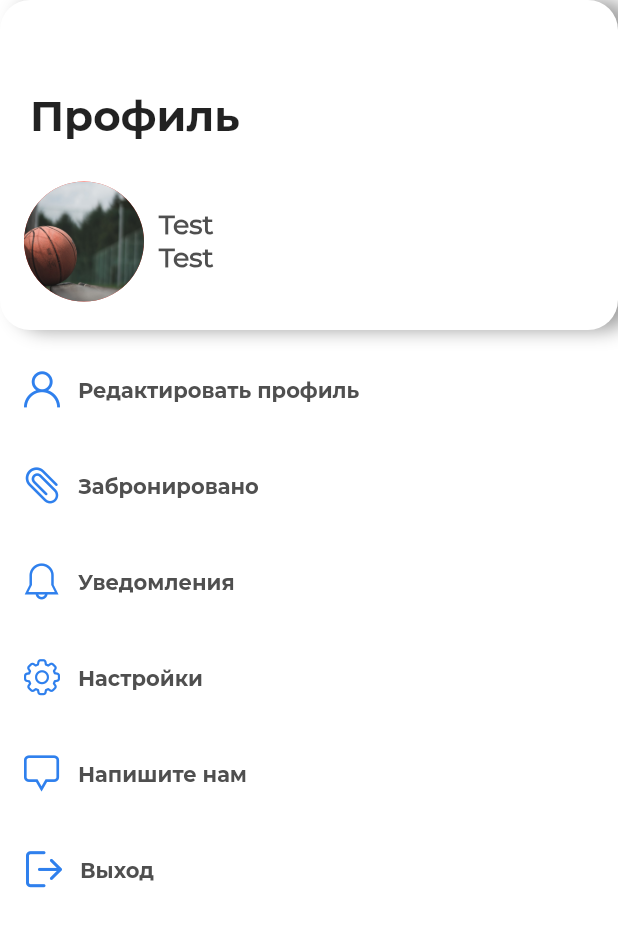
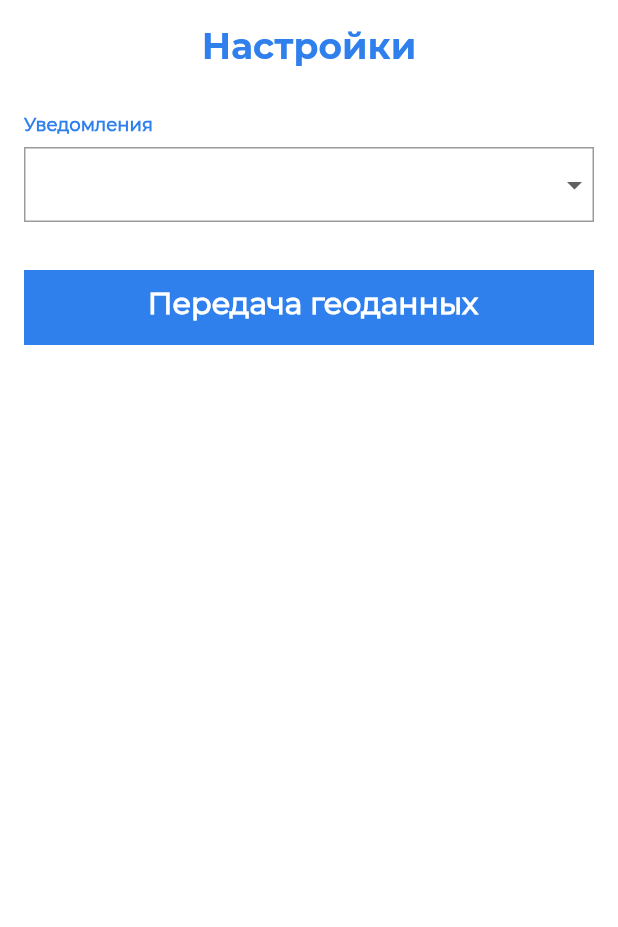
Before and after one commit to WhyNotAG/Arena, a Flutter app: the User screen opened directly, after a tap on "Настройки", on a phone screen of 412 x 824 dp. Shown: the top 927 px of the screen. Run offline on Flutter 3.47's test engine with Material 2 defaults, Android fonts, the phone set to English and light mode, and no system bars; our stand-ins replace flutter_datetime_picker, flutter_svg, geolocator, google_maps_flutter, image_cropper, image_picker and 5 more; missing offline and left inert: app_settings, flutter_range_slider; accounts and stored records are empty.

Commit message:
add settings

```diff
--- /dev/null
+++ b/arena/lib/Navigation/User/Settings.dart
@@ -0,0 +1,94 @@
+import 'package:app_settings/app_settings.dart';
+import 'package:arena/Other/CustomSharedPreferences.dart';
+import 'package:arena/Other/Request.dart';
+import 'package:flutter/material.dart';
+import 'package:http/http.dart' as http;
+
+class SettingsWidget extends StatefulWidget {
+  @override
+  _SettingsState createState() => _SettingsState();
+}
+
+class _SettingsState extends State<SettingsWidget> {
+  String test;
+  List<String> tester = ["Включить за 1ч.", "Включить за 6ч.", "Включить за 12ч.", "Включить за 24ч."];
+
+  @override
+  Widget build(BuildContext context) {
+    return Scaffold(
+      body: SafeArea(
+        child: Container(
+          margin: EdgeInsets.only(left: 16, right: 16, top: 16),
+          child: Column(
+            children: <Widget>[
+              Container(
+                width: double.infinity,
+                  child: Text("Настройки", textAlign: TextAlign.center,  style: TextStyle(fontFamily: "Montserrat-Bold",
+                  fontSize: 24, color: Color.fromARGB(255,47, 128, 237)),),),
+              Container(
+                width: double.infinity,
+                margin: EdgeInsets.only(top: 30),
+                child: Text("Уведомления", textAlign: TextAlign.left, style: TextStyle(fontFamily: "Montserrat-Regular",
+                    fontSize: 12, fontWeight: FontWeight.bold, color: Color.fromARGB(255,47, 128, 237))),
+              ),
+              Container(
+                padding: EdgeInsets.only(left: 10),
+                width: double.infinity,
+                margin: EdgeInsets.only(top: 8),
+                decoration: BoxDecoration(color: Colors.white, border: Border.all(color: Colors.black.withAlpha(100))),
+                child: Theme(
+                  data: ThemeData(
+                      canvasColor:
+                      Colors.white),
+                  child:
+                  DropdownButtonHideUnderline(
+                    child: DropdownButton(
+                        focusColor:
+                        Colors.white,
+                        iconSize: 24,
+                        style: TextStyle(
+                            fontFamily:
+                            "Montserrat-Regular",
+                            fontWeight:
+                            FontWeight
+                                .bold,
+                            color: Color
+                                .fromARGB(255, 130, 130, 130)),
+                        value: test,
+                        onChanged: (String newValue) {
+                          setState(() {
+                            test =
+                                newValue;
+                          });
+                        },
+                        items: tester.map<DropdownMenuItem<String>>(
+                                (String valuer) {
+                              return DropdownMenuItem<
+                                  String>(
+                                value: valuer,
+                                child: Text(valuer));
+                            }).toList()),
+                  ),
+                ),
+              ),
+              InkWell(
+                child: Container(
+                  width: double.infinity,
+                  height: 50,
+                  margin: EdgeInsets.only(top: 32),
+                  color: Color.fromARGB(255,47, 128, 237),
+                  padding: EdgeInsets.all(10),
+                  child: Text(" Передача геоданных", textAlign: TextAlign.center, style: TextStyle(fontFamily: "Montserrat-Regular",
+                      fontSize: 20, fontWeight: FontWeight.bold, color: Colors.white)),
+                ),
+                onTap: (){
+                  AppSettings.openAppSettings();
+                },
+              ),
+            ],
+          ),
+        ),
+      )
+    );
+  }
+}
--- a/arena/lib/Navigation/User/User.dart
+++ b/arena/lib/Navigation/User/User.dart
@@ -1,5 +1,6 @@
 import 'package:arena/Authorization/main.dart';
 import 'package:arena/Icons/custom_icons_icons.dart';
+import 'package:arena/Navigation/User/Settings.dart';
 import 'package:flutter/material.dart';
 
 import 'ProgramFeedback.dart';
@@ -164,6 +165,11 @@ class Button extends StatelessWidget {
                     context,
                     MaterialPageRoute(builder: (context) => FeedBack()),
                   );
+                if(text == " Настройки")
+                  Navigator.push(
+                    context,
+                    MaterialPageRoute(builder: (context) => SettingsWidget()),
+                  );
               },
               icon: icon,
               label: Text(text,
@@ -179,6 +185,11 @@ class Button extends StatelessWidget {
             context,
             MaterialPageRoute(builder: (context) => FeedBack()),
           );
+        if(text == " Настройки")
+          Navigator.push(
+            context,
+            MaterialPageRoute(builder: (context) => SettingsWidget()),
+          );
       },
     );
   }
--- a/arena/pubspec.yaml
+++ b/arena/pubspec.yaml
@@ -29,6 +29,7 @@ dependencies:
   flutter_datetime_picker: ^1.3.5
   query_params: ^0.6.1
   utf: ^0.9.0+5
+  app_settings: ^4.0.0
   http: ^0.12.0+4
   location: ^2.5.4
   shared_preferences: ^0.5.6+2
```
Also changed, not shown: arena/pubspec.lock, 1 other file.
